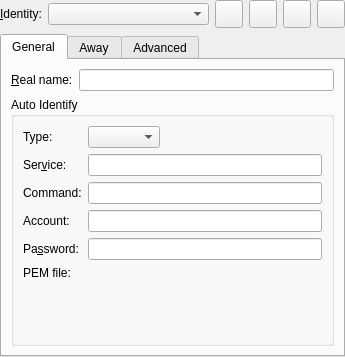
Above: src/identitydialog.ui from KDE/konversation before the change. Below: the same form after it.
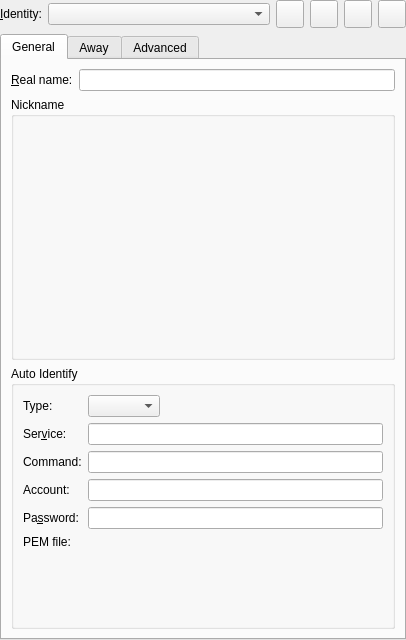
That is the form after the change. Custom widgets are drawn as their Qt base class.

Commit message: Move nickname editor into ui file

Diff of the .ui file:
```diff
--- a/src/identitydialog.ui
+++ b/src/identitydialog.ui
@@ -6,8 +6,8 @@
    <rect>
     <x>0</x>
     <y>0</y>
-    <width>331</width>
-    <height>344</height>
+    <width>406</width>
+    <height>640</height>
    </rect>
   </property>
   <layout class="QVBoxLayout" name="verticalLayout_2">
@@ -203,6 +203,22 @@
          </item>
         </layout>
        </item>
+       <item>
+        <widget class="QGroupBox" name="nickGroupBox">
+         <property name="title">
+          <string>Nickname</string>
+         </property>
+         <layout class="QVBoxLayout" name="verticalLayout_3">
+          <item>
+           <widget class="KEditListWidget" name="m_nicknameLBox">
+            <property name="checkAtEntering">
+             <bool>true</bool>
+            </property>
+           </widget>
+          </item>
+         </layout>
+        </widget>
+       </item>
        <item>
         <widget class="QGroupBox" name="autoIdentifyGroup">
          <property name="title">
@@ -683,6 +699,11 @@
    <extends>QSpinBox</extends>
    <header>kpluralhandlingspinbox.h</header>
   </customwidget>
+  <customwidget>
+   <class>KEditListWidget</class>
+   <extends>QWidget</extends>
+   <header>keditlistwidget.h</header>
+  </customwidget>
  </customwidgets>
  <tabstops>
   <tabstop>m_identityCBox</tabstop>
```
Left out of the diff: 11 changed lines with no effect on the pictures. The commit also changes 2 other files.
